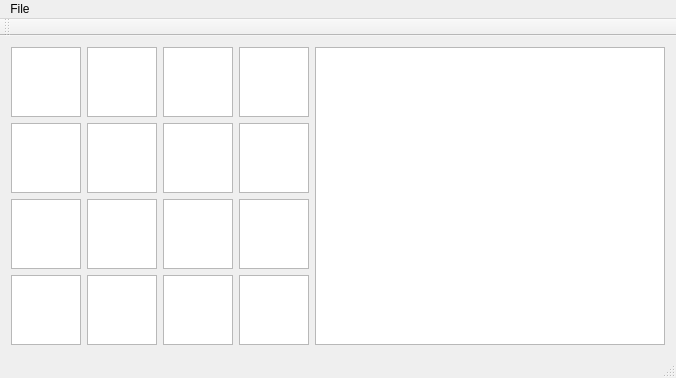
aaannndddyyy/paintatron, file src/mainwindow.ui: the form before one commit.
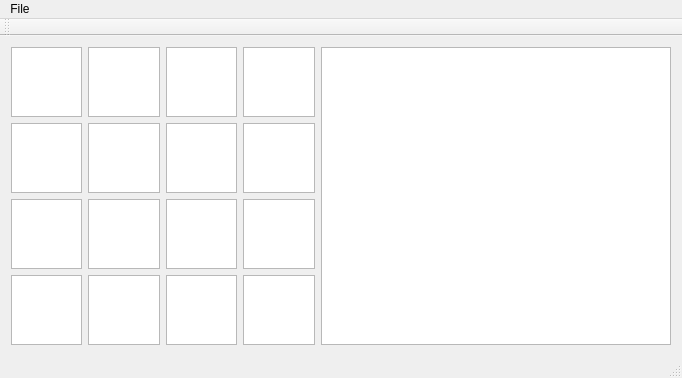
The form after the commit.

Patch:
```diff
--- a/src/mainwindow.ui
+++ b/src/mainwindow.ui
@@ -6,8 +6,8 @@
    <rect>
     <x>0</x>
     <y>0</y>
-    <width>447</width>
-    <height>362</height>
+    <width>682</width>
+    <height>370</height>
    </rect>
   </property>
   <property name="sizePolicy">
@@ -197,7 +197,7 @@
     <rect>
      <x>0</x>
      <y>0</y>
-     <width>447</width>
+     <width>682</width>
      <height>18</height>
     </rect>
    </property>
```
Left out of the diff: 6 changed lines with no effect on the pictures.
